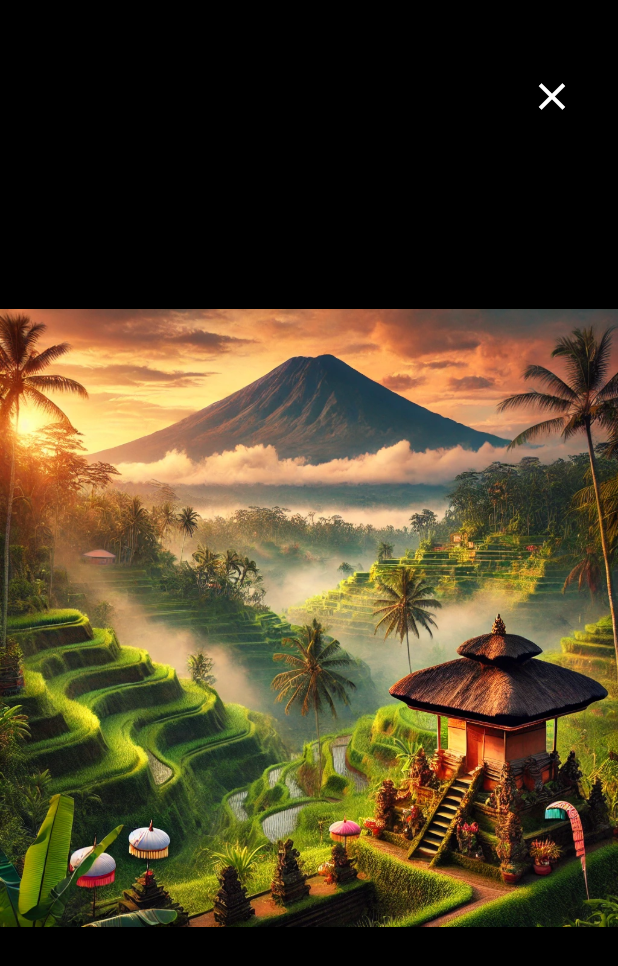
After one commit to arssnndr/my-trip-app, a Flutter app: the TripDetailPage screen opened directly with sample values from the repository, after a tap on the "zoom in" icon, on a phone screen of 412 x 824 dp. The commit adds this screen. Shown: the top 966 px of the screen. Run offline on Flutter 3.47's test engine with Material 3 defaults, Android fonts, the phone set to English and light mode, and no system bars; drawn by our look-alikes of photo_view; our stand-ins replace carousel_slider, flutter_svg.

Commit message:
change: feat: sparate full screen image from detail page to component

```diff
--- /dev/null
+++ b/lib/components/full_screen_image.dart
@@ -0,0 +1,33 @@
+import 'package:flutter/material.dart';
+import 'package:photo_view/photo_view.dart';
+
+class FullScreenImage extends StatelessWidget {
+  final String imageUrl;
+
+  const FullScreenImage({super.key, required this.imageUrl});
+
+  @override
+  Widget build(BuildContext context) {
+    return Scaffold(
+      backgroundColor: Colors.black,
+      body: Stack(
+        children: [
+          PhotoView(
+            imageProvider: AssetImage(imageUrl),
+            backgroundDecoration: BoxDecoration(color: Colors.black),
+          ),
+          Positioned(
+            top: 40,
+            right: 20,
+            child: IconButton(
+              icon: Icon(Icons.close, color: Colors.white, size: 30),
+              onPressed: () {
+                Navigator.pop(context);
+              },
+            ),
+          ),
+        ],
+      ),
+    );
+  }
+}
```
Also changed, not shown: lib/pages/trip_detail_page.dart (+2 -34 lines).
